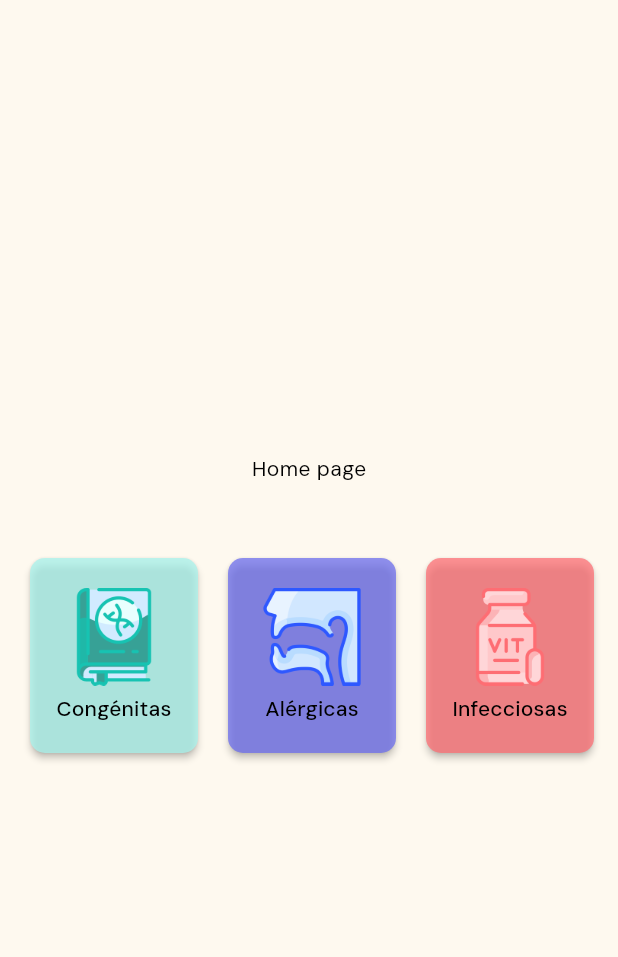
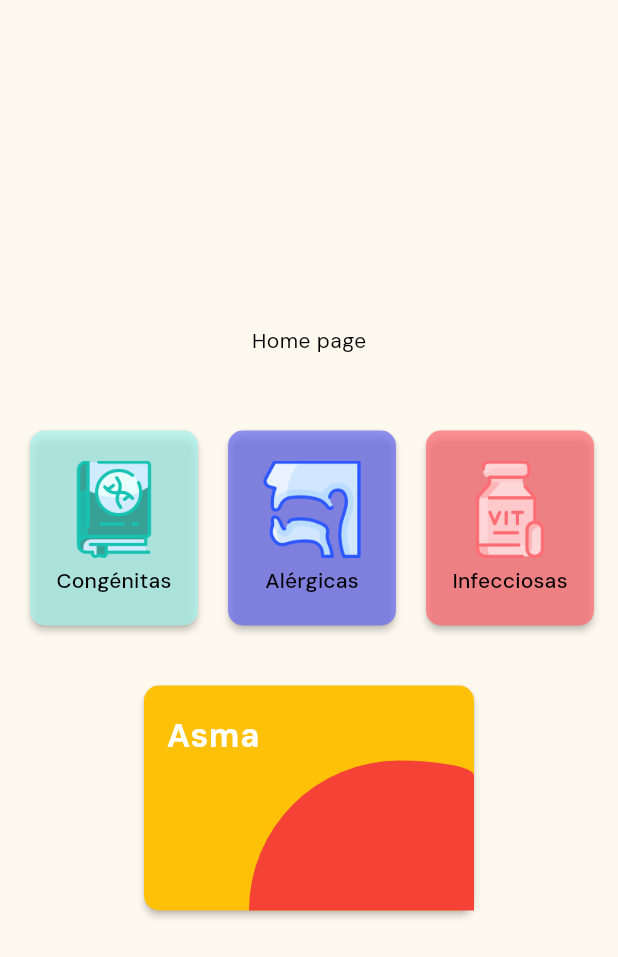
Before and after one commit to Chachitos/pocket-pedia, a Flutter app: the HomePage widget shown alone on an empty page, opened directly, on a phone screen of 412 x 824 dp. Shown: the top 957 px of the screen. Run offline on Flutter 3.47's test engine with Material 3 defaults, Android fonts, the phone set to English and light mode, and no system bars; our stand-ins replace google_fonts, persistent_bottom_nav_bar; missing offline and left inert: dart:ffi.

Commit message:
Stack basis for recents widget done

```diff
--- a/lib/pages/main/home_page.dart
+++ b/lib/pages/main/home_page.dart
@@ -33,6 +33,41 @@ class HomePage extends StatelessWidget {
               ),
             ),
           ),
+          SizedBox(
+            height: 20,
+          ),
+          Stack(
+            alignment: AlignmentDirectional.bottomEnd,
+            children: [
+              MaterialButton(
+                onPressed: () {},
+                shape: RoundedRectangleBorder(
+                    borderRadius: BorderRadius.circular(10)),
+                color: Colors.amber,
+                minWidth: 220,
+                height: 150,
+              ),
+              Positioned(
+                  top: 18,
+                  left: 15,
+                  child: Text(
+                    'Asma',
+                    style: TextStyle(fontSize: 22, fontWeight: FontWeight.bold),
+                  )),
+              Container(
+                height: 100,
+                width: 150,
+                decoration: BoxDecoration(
+                  shape: BoxShape.rectangle,
+                  color: Colors.red,
+                  borderRadius: BorderRadiusDirectional.only(
+                      topEnd: Radius.elliptical(100, 20),
+                      topStart: Radius.elliptical(200, 200),
+                      bottomStart: Radius.elliptical(200, 0)),
+                ),
+              )
+            ],
+          )
         ],
       ),
     );
```
